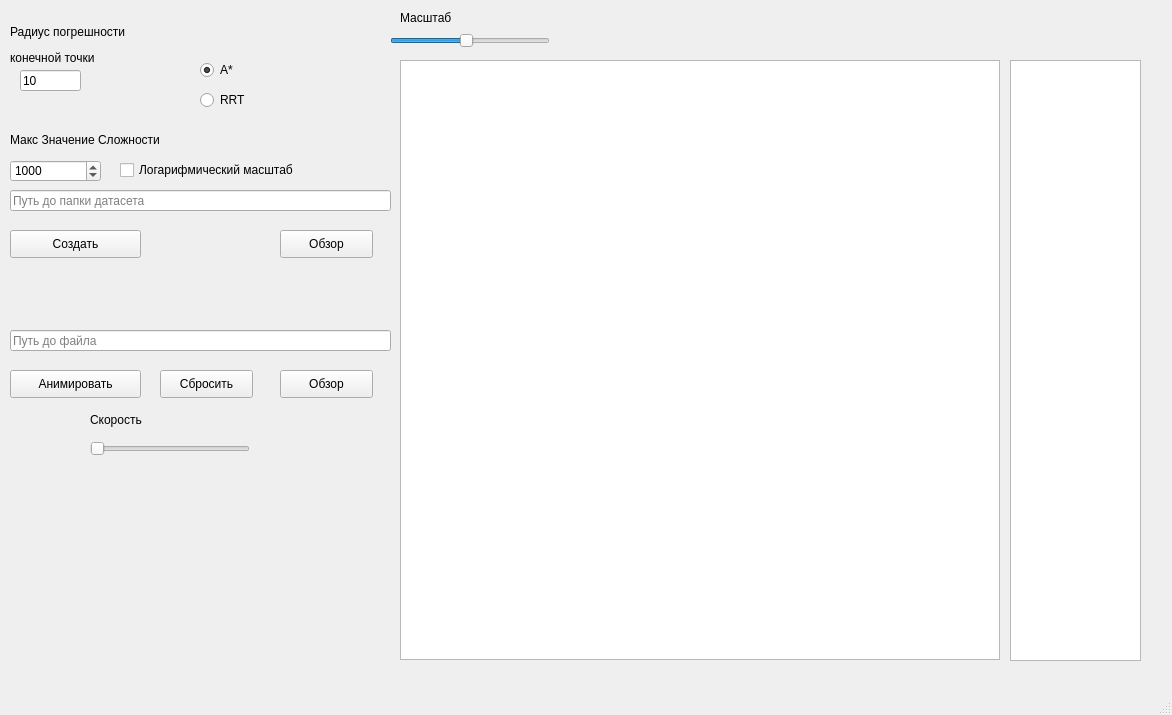
The window that GUI_goals_visualiser/GUI.ui (kaizer-nurik/manipulator_planning_simple) describes before a commit, drawn with Qt 5.
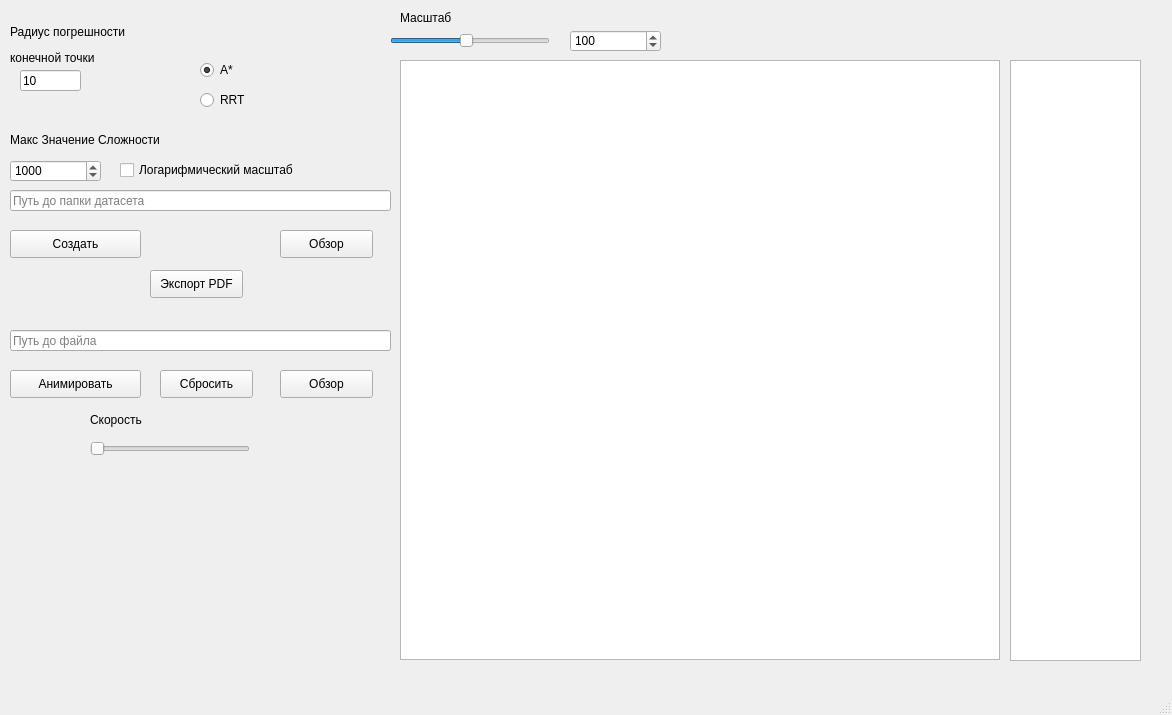
The same window after the commit.

Commit message: add pdf button and scale spin box

Diff of the .ui file:
```diff
--- a/GUI_goals_visualiser/GUI.ui
+++ b/GUI_goals_visualiser/GUI.ui
@@ -331,6 +331,38 @@
      <string>Логарифмический масштаб</string>
     </property>
    </widget>
+   <widget class="QPushButton" name="PDFexportButton">
+    <property name="geometry">
+     <rect>
+      <x>150</x>
+      <y>270</y>
+      <width>93</width>
+      <height>28</height>
+     </rect>
+    </property>
+    <property name="text">
+     <string>Экспорт PDF</string>
+    </property>
+   </widget>
+   <widget class="QSpinBox" name="scale_spin">
+    <property name="geometry">
+     <rect>
+      <x>570</x>
+      <y>30</y>
+      <width>91</width>
+      <height>22</height>
+     </rect>
+    </property>
+    <property name="minimum">
+     <number>10</number>
+    </property>
+    <property name="maximum">
+     <number>200</number>
+    </property>
+    <property name="value">
+     <number>100</number>
+    </property>
+   </widget>
   </widget>
   <widget class="QMenuBar" name="menubar">
    <property name="geometry">
```
The commit also changes 3 other files.
